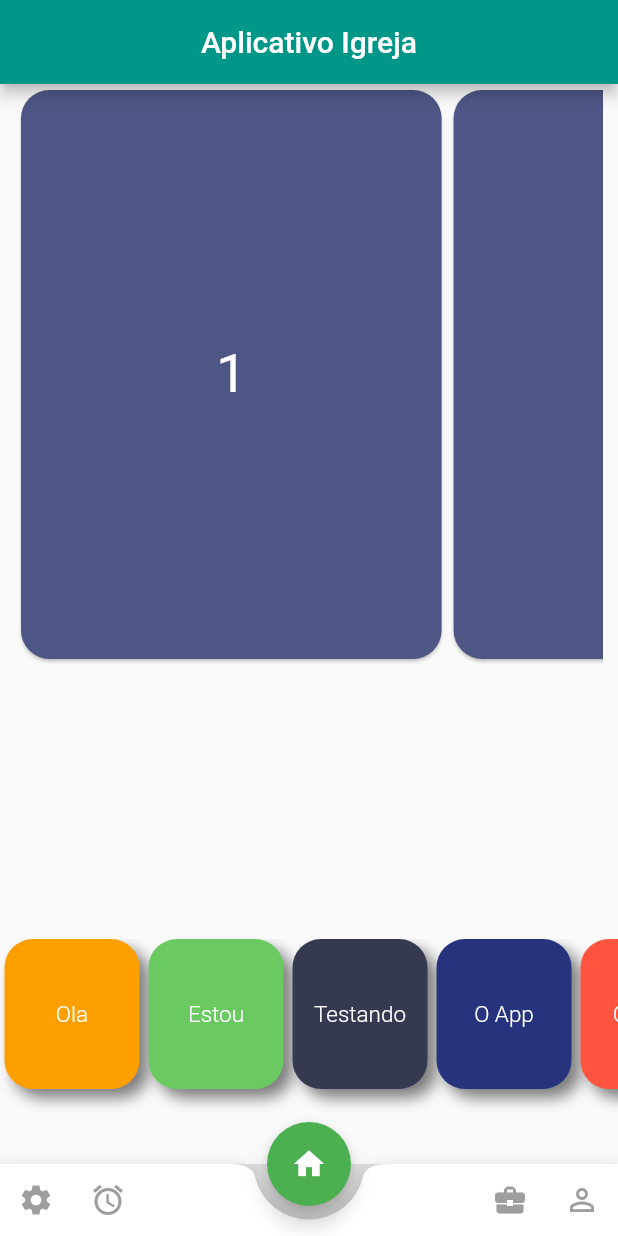
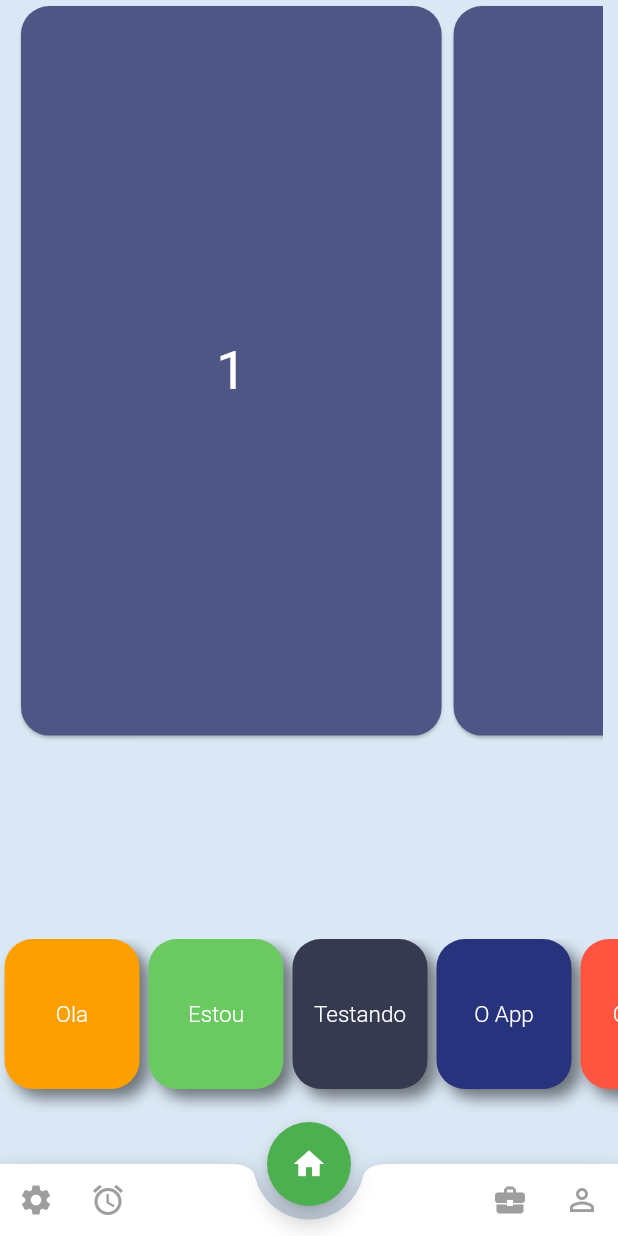
Before and after one commit to leordrigues/webchurch, a Flutter app: the screen it shows after launch, on a phone screen of 412 x 824 dp. Run offline on Flutter 3.47's test engine with Material 2 defaults, Android fonts, the phone set to English and light mode, and no system bars.

Commit message:
commit 6 appbar

```diff
--- a/lib/Horizonta_listView.dart
+++ b/lib/Horizonta_listView.dart
@@ -7,17 +7,17 @@ class MainScreen extends StatelessWidget {
   @override
   Widget build(BuildContext context) {
     return Scaffold(
-      appBar: AppBar(
-        centerTitle: true,
-        backgroundColor: Colors.teal, //coloquei uma cor no appbar -forçada
-        title: Text(
-          'Aplicativo Igreja',
-          textAlign: TextAlign.center,
-        ),
-      ),
+    //  appBar: AppBar(
+      //  centerTitle: true,
+        backgroundColor: Color(0xFFDAE8F5), //coloquei uma cor no appbar -forçada
+        //title: Text(
+          //'Aplicativo Igreja',
+          //textAlign: TextAlign.center,
+        //),
+      //),
       body: Container(
         padding: EdgeInsets.symmetric(horizontal: 10.0, vertical: 0.0),
-        height: MediaQuery.of(context).size.height * 0.47,
+        height: MediaQuery.of(context).size.height * 0.60,
         child: ListView.builder(
             scrollDirection: Axis.horizontal,
             itemCount: numbers.length,
--- a/lib/main.dart
+++ b/lib/main.dart
@@ -23,7 +23,7 @@ class MyHomePage extends StatelessWidget {
   @override
   Widget build(BuildContext context) {
     return new Scaffold(
-      backgroundColor: Colors.grey[300],
+      backgroundColor: Color(0xFFDAE8F5),
       floatingActionButtonLocation: FloatingActionButtonLocation.centerDocked,
       floatingActionButton: FloatingActionButton(
         backgroundColor: Colors.green,
```
